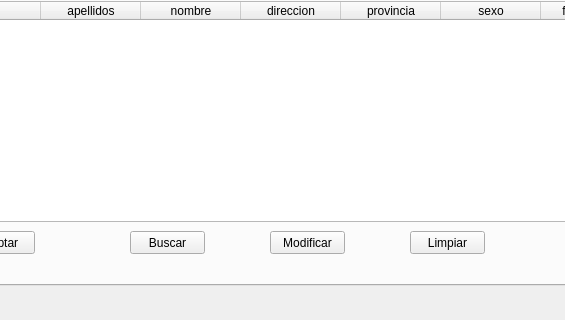
Qt form ventana.ui (Jacquespierre/Tema5Actividad2) before a commit; both pictures show x 82 to 647 and y 404 to 724 of the 1018 by 724 pixel window.
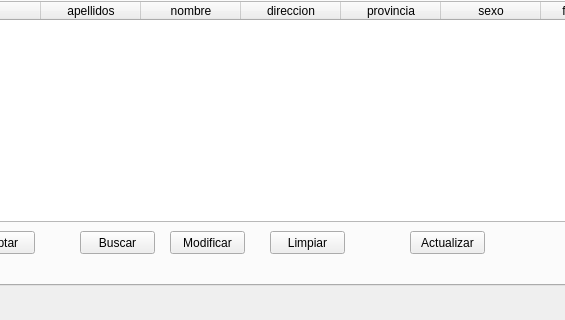
The same form after that commit. Icons and pictures are not drawn.

What changed in the file:
```diff
--- a/ventana.ui
+++ b/ventana.ui
@@ -410,7 +410,7 @@
      <widget class="QPushButton" name="modificar">
       <property name="geometry">
        <rect>
-        <x>340</x>
+        <x>240</x>
         <y>590</y>
         <width>75</width>
         <height>23</height>
@@ -444,7 +444,7 @@
      <widget class="QPushButton" name="buscar">
       <property name="geometry">
        <rect>
-        <x>200</x>
+        <x>150</x>
         <y>590</y>
         <width>75</width>
         <height>23</height>
@@ -461,7 +461,7 @@
      <widget class="QPushButton" name="limpiar">
       <property name="geometry">
        <rect>
-        <x>480</x>
+        <x>340</x>
         <y>590</y>
         <width>75</width>
         <height>23</height>
@@ -475,6 +475,23 @@
         <normaloff>Imagenes/hygiene_toilet_paper_icon_134410.png</normaloff>Imagenes/hygiene_toilet_paper_icon_134410.png</iconset>
       </property>
      </widget>
+     <widget class="QPushButton" name="pushButton">
+      <property name="geometry">
+       <rect>
+        <x>480</x>
+        <y>590</y>
+        <width>75</width>
+        <height>23</height>
+       </rect>
+      </property>
+      <property name="text">
+       <string>Actualizar</string>
+      </property>
+      <property name="icon">
+       <iconset>
+        <normaloff>Imagenes/update.png</normaloff>Imagenes/update.png</iconset>
+      </property>
+     </widget>
     </widget>
     <widget class="QWidget" name="facturacion">
      <attribute name="title">
```
Left out of the diff: 2 changed lines with no effect on the pictures.
